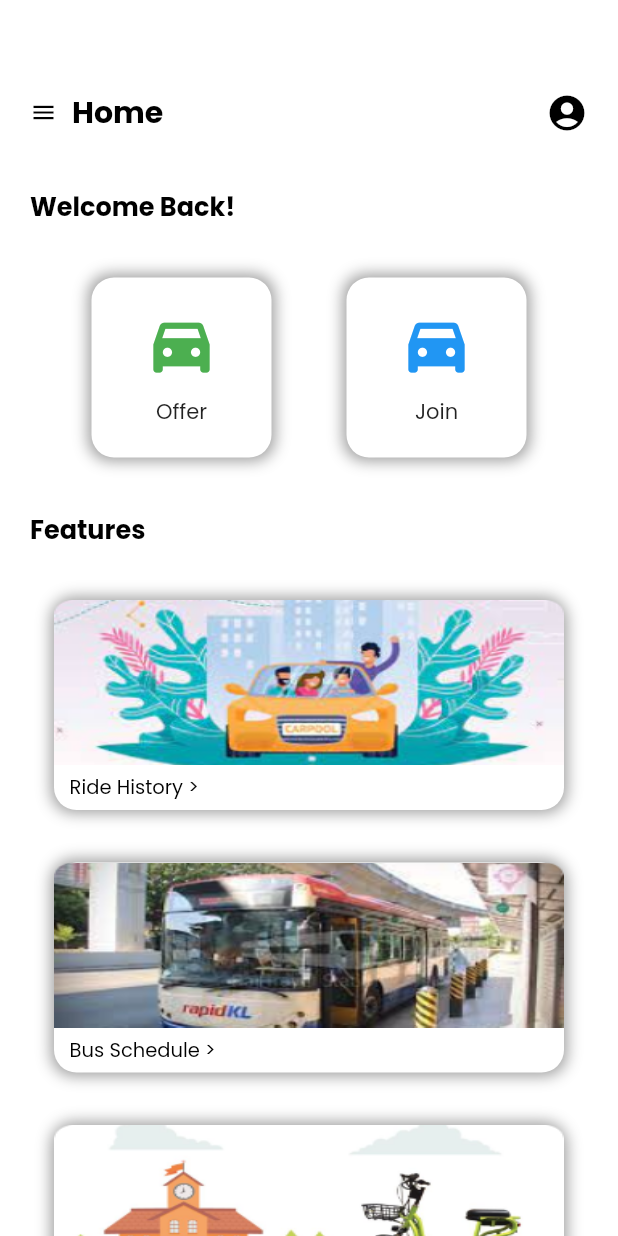
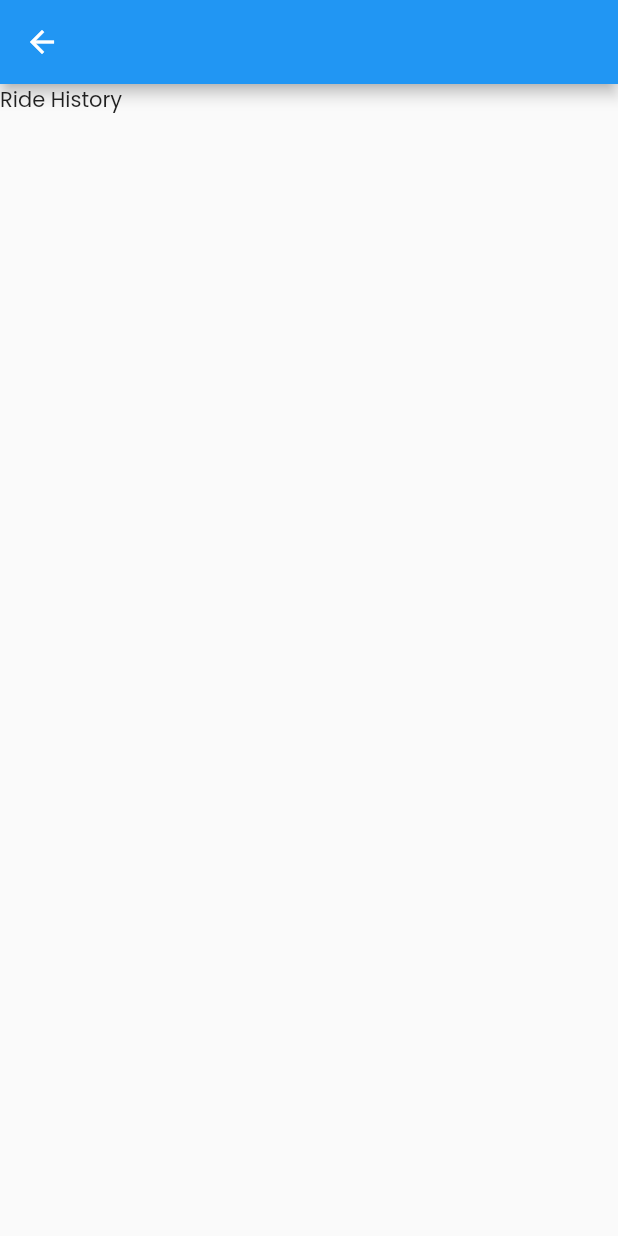
Before and after one commit to bukanzul/i-Haraka, a Flutter app: the screen it shows after launch, after a tap on "Ride History >", on a phone screen of 412 x 824 dp. Run offline on Flutter 3.47's test engine with Material 2 defaults, Android fonts, the phone set to English and light mode, and no system bars.

Commit message:
Third update

```diff
--- a/lib/homepage/home_page.dart
+++ b/lib/homepage/home_page.dart
@@ -2,6 +2,7 @@ import 'package:flutter/cupertino.dart';
 import 'package:flutter/material.dart';
 import '../request_ride/request_page.dart';
 import '../join_ride/join_page.dart';
+import '../rideHistory/ride_history.dart';
 
 class HomePage extends StatefulWidget {
   const HomePage({Key? key}) : super(key: key);
@@ -148,7 +149,12 @@ class _HomePageState extends State<HomePage> {
               crossAxisAlignment: CrossAxisAlignment.center,
               children: [
                 InkWell(
-                  onTap: () {},
+                  onTap: () {
+                    Navigator.push(
+                      context,
+                      MaterialPageRoute(builder: (context) => History()),
+                    );
+                  },
                   child: Container(
                     height: 140,
                     width: 340,
--- /dev/null
+++ b/lib/rideHistory/ride_history.dart
@@ -0,0 +1,18 @@
+import 'package:flutter/material.dart';
+
+class History extends StatefulWidget {
+  const History({Key? key}) : super(key: key);
+
+  @override
+  _HistoryState createState() => _HistoryState();
+}
+
+class _HistoryState extends State<History> {
+  @override
+  Widget build(BuildContext context) {
+    return Scaffold(
+      appBar: AppBar(),
+      body: Text ('Ride History')
+    );
+  }
+}
```
